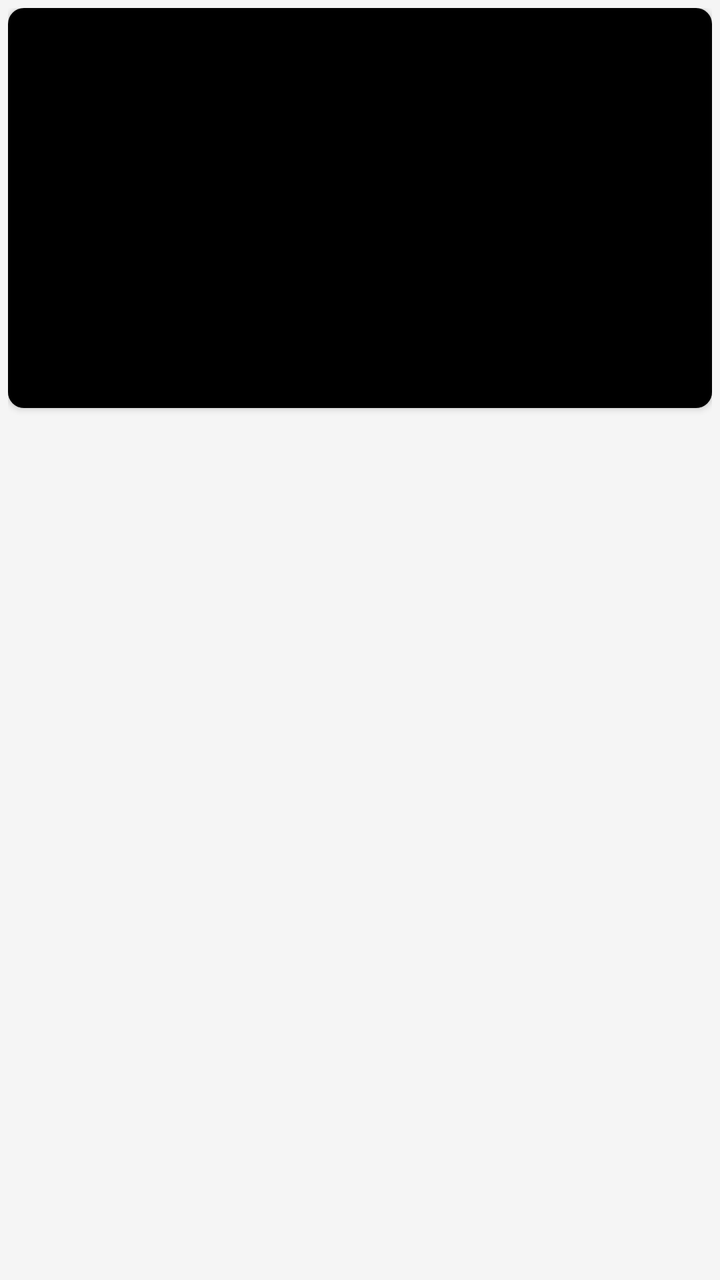
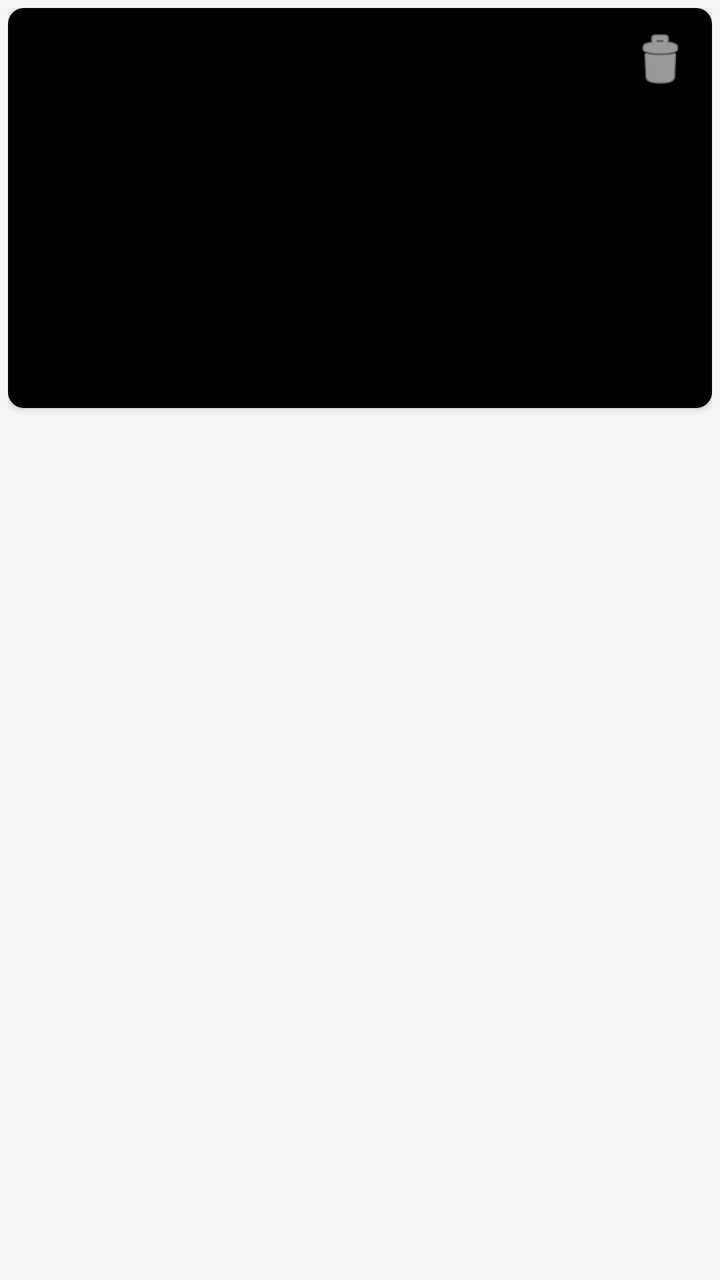

Screens rendered from an Android XML layout before and after an edit, with the pre-edit source and the edit as a unified diff.
<!-- AndroidManifest.xml: application theme Theme.OncologyHandbook -->
<!-- res/layout/item_block_media_edit.xml -->
<?xml version="1.0" encoding="utf-8"?>
<FrameLayout xmlns:android="http://schemas.android.com/apk/res/android"
    xmlns:app="http://schemas.android.com/apk/res-auto"
    android:layout_width="match_parent"
    android:layout_height="wrap_content"
    android:padding="4dp">

    <androidx.cardview.widget.CardView
        android:layout_width="match_parent"
        android:layout_height="wrap_content"
        app:cardCornerRadius="8dp"
        app:cardElevation="2dp">

        <FrameLayout
            android:layout_width="match_parent"
            android:layout_height="200dp">

            <ImageView
                android:id="@+id/iv_media_preview"
                android:layout_width="match_parent"
                android:layout_height="match_parent"
                android:scaleType="centerCrop"
                android:background="@color/black" />

            
            <ImageView
                android:id="@+id/iv_play_overlay"
                android:layout_width="48dp"
                android:layout_height="48dp"
                android:layout_gravity="center"
                android:src="@android:drawable/ic_media_play"
                android:background="@drawable/bg_circle_dark"
                android:padding="10dp"
                android:visibility="gone"
                app:tint="@color/white" />

            
            <TextView
                android:id="@+id/tv_media_name"
                android:layout_width="match_parent"
                android:layout_height="wrap_content"
                android:layout_gravity="bottom"
                android:background="#80000000"
                android:padding="8dp"
                android:textColor="@color/white"
                android:textSize="12sp"
                android:ellipsize="end"
                android:maxLines="1" />
        </FrameLayout>
    </androidx.cardview.widget.CardView>

    <ImageButton
        android:id="@+id/btn_delete_block"
        android:layout_width="32dp"
        android:layout_height="32dp"
        android:layout_gravity="top|end"
        android:layout_margin="8dp"
        android:background="@drawable/bg_circle_dark"
        android:src="@android:drawable/ic_menu_close_clear_cancel"
        android:contentDescription="删除此块"
        app:tint="@color/white" />

</FrameLayout>
<!-- resources referenced by this layout -->
<resources>
  <color name="black">#000000</color>
  <color name="white">#FFFFFF</color>
  <!-- drawable bg_circle_dark (drawable) -->
  <?xml version="1.0" encoding="utf-8"?>
  <shape xmlns:android="http://schemas.android.com/apk/res/android"
      android:shape="oval">
      <solid android:color="#80000000" />
  </shape>
  <style name="Theme.OncologyHandbook" parent="Theme.MaterialComponents.Light.NoActionBar">
          <item name="colorPrimary">@color/primary</item>
          <item name="colorPrimaryVariant">@color/primary_dark</item>
          <item name="colorOnPrimary">@color/white</item>
          <item name="colorSecondary">@color/accent</item>
          <item name="colorSecondaryVariant">@color/accent</item>
          <item name="colorOnSecondary">@color/white</item>
          <item name="android:statusBarColor">@color/primary_dark</item>
          <item name="android:windowBackground">@color/bg_gray</item>
      </style>
  <color name="primary">#1565C0</color>
  <color name="primary_dark">#0D47A1</color>
  <color name="accent">#FF6F00</color>
  <color name="bg_gray">#F5F5F5</color>
</resources>

<!-- the commit's change to res/layout/item_block_media_edit.xml (unified diff, before → after) -->
@@ -46,18 +46,20 @@
                 android:textSize="12sp"
                 android:ellipsize="end"
                 android:maxLines="1" />
+
+            
+            <ImageButton
+                android:id="@+id/btn_delete_block"
+                android:layout_width="36dp"
+                android:layout_height="36dp"
+                android:layout_gravity="top|end"
+                android:layout_margin="8dp"
+                android:background="@drawable/bg_circle_dark"
+                android:src="@android:drawable/ic_menu_delete"
+                android:contentDescription="删除此块"
+                android:padding="6dp"
+                app:tint="@color/white" />
         </FrameLayout>
     </androidx.cardview.widget.CardView>
 
-    <ImageButton
-        android:id="@+id/btn_delete_block"
-        android:layout_width="32dp"
-        android:layout_height="32dp"
-        android:layout_gravity="top|end"
-        android:layout_margin="8dp"
-        android:background="@drawable/bg_circle_dark"
-        android:src="@android:drawable/ic_menu_close_clear_cancel"
-        android:contentDescription="删除此块"
-        app:tint="@color/white" />
-
 </FrameLayout>
